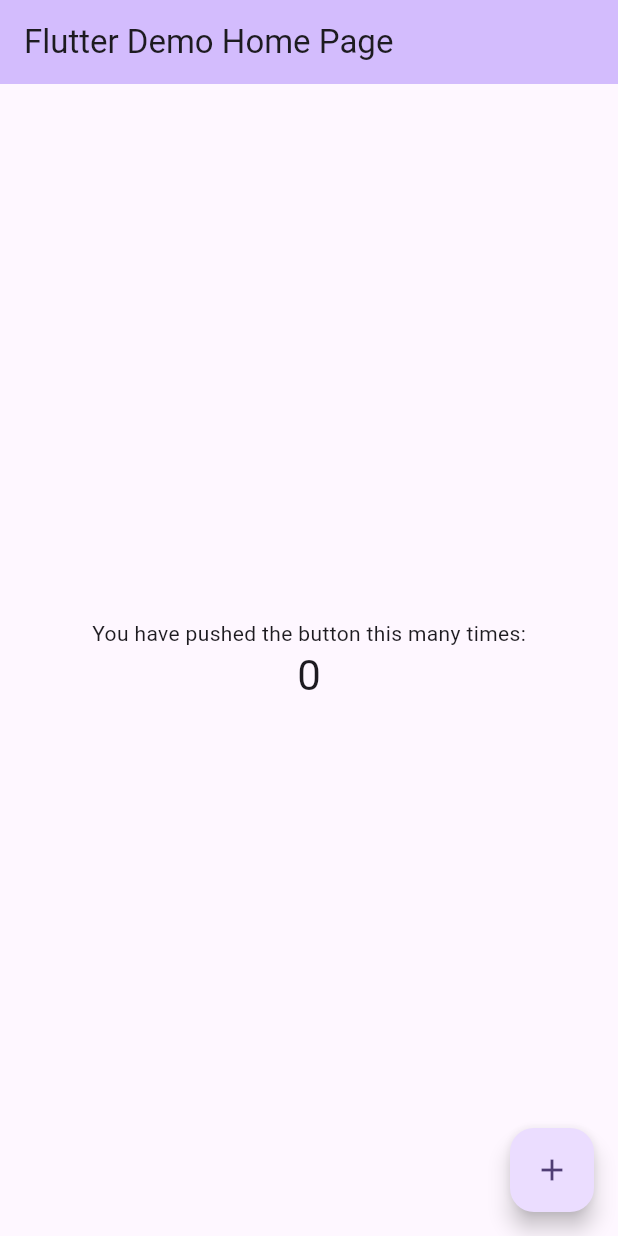
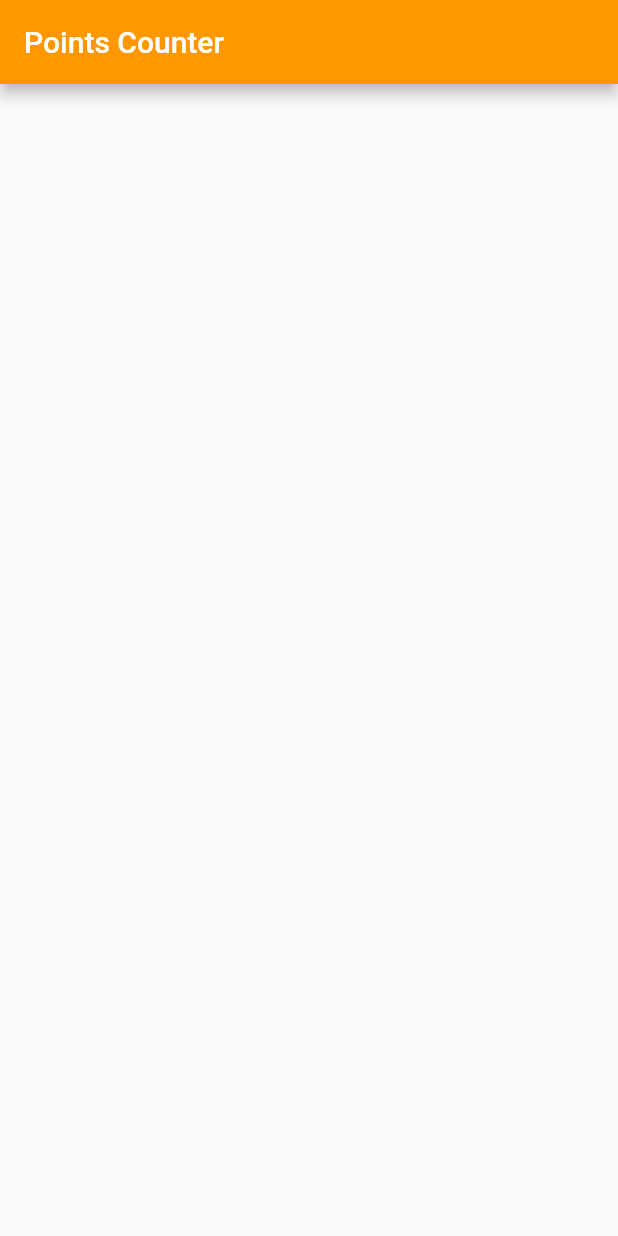
Before and after one commit to MohamedEssam-900009/basketball_points_counter_app, a Flutter app: the screen it shows after launch, on a phone screen of 412 x 824 dp. Run offline on Flutter 3.47's test engine with Material 2 defaults, Android fonts, the phone set to English and light mode, and no system bars.

Commit message:
build app bar

```diff
--- a/lib/main.dart
+++ b/lib/main.dart
@@ -1,125 +1,22 @@
 import 'package:flutter/material.dart';
 
 void main() {
-  runApp(const MyApp());
+  runApp(const PointsCounter());
 }
 
-class MyApp extends StatelessWidget {
-  const MyApp({super.key});
+class PointsCounter extends StatelessWidget {
+  const PointsCounter({super.key});
 
-  // This widget is the root of your application.
   @override
   Widget build(BuildContext context) {
     return MaterialApp(
-      title: 'Flutter Demo',
-      theme: ThemeData(
-        // This is the theme of your application.
-        //
-        // TRY THIS: Try running your application with "flutter run". You'll see
-        // the application has a blue toolbar. Then, without quitting the app,
-        // try changing the seedColor in the colorScheme below to Colors.green
-        // and then invoke "hot reload" (save your changes or press the "hot
-        // reload" button in a Flutter-supported IDE, or press "r" if you used
-        // the command line to start the app).
-        //
-        // Notice that the counter didn't reset back to zero; the application
-        // state is not lost during the reload. To reset the state, use hot
-        // restart instead.
-        //
-        // This works for code too, not just values: Most code changes can be
-        // tested with just a hot reload.
-        colorScheme: ColorScheme.fromSeed(seedColor: Colors.deepPurple),
-        useMaterial3: true,
+      debugShowCheckedModeBanner: false,
+      home: Scaffold(
+        appBar: AppBar(
+          title: Text('Points Counter'),
+          backgroundColor: Colors.orange,
+        ),
       ),
-      home: const MyHomePage(title: 'Flutter Demo Home Page'),
     );
   }
 }
-
-class MyHomePage extends StatefulWidget {
-  const MyHomePage({super.key, required this.title});
-
-  // This widget is the home page of your application. It is stateful, meaning
-  // that it has a State object (defined below) that contains fields that affect
-  // how it looks.
-
-  // This class is the configuration for the state. It holds the values (in this
-  // case the title) provided by the parent (in this case the App widget) and
-  // used by the build method of the State. Fields in a Widget subclass are
-  // always marked "final".
-
-  final String title;
-
-  @override
-  State<MyHomePage> createState() => _MyHomePageState();
-}
-
-class _MyHomePageState extends State<MyHomePage> {
-  int _counter = 0;
-
-  void _incrementCounter() {
-    setState(() {
-      // This call to setState tells the Flutter framework that something has
-      // changed in this State, which causes it to rerun the build method below
-      // so that the display can reflect the updated values. If we changed
-      // _counter without calling setState(), then the build method would not be
-      // called again, and so nothing would appear to happen.
-      _counter++;
-    });
-  }
-
-  @override
-  Widget build(BuildContext context) {
-    // This method is rerun every time setState is called, for instance as done
-    // by the _incrementCounter method above.
-    //
-    // The Flutter framework has been optimized to make rerunning build methods
-    // fast, so that you can just rebuild anything that needs updating rather
-    // than having to individually change instances of widgets.
-    return Scaffold(
-      appBar: AppBar(
-        // TRY THIS: Try changing the color here to a specific color (to
-        // Colors.amber, perhaps?) and trigger a hot reload to see the AppBar
-        // change color while the other colors stay the same.
-        backgroundColor: Theme.of(context).colorScheme.inversePrimary,
-        // Here we take the value from the MyHomePage object that was created by
-        // the App.build method, and use it to set our appbar title.
-        title: Text(widget.title),
-      ),
-      body: Center(
-        // Center is a layout widget. It takes a single child and positions it
-        // in the middle of the parent.
-        child: Column(
-          // Column is also a layout widget. It takes a list of children and
-          // arranges them vertically. By default, it sizes itself to fit its
-          // children horizontally, and tries to be as tall as its parent.
-          //
-          // Column has various properties to control how it sizes itself and
-          // how it positions its children. Here we use mainAxisAlignment to
-          // center the children vertically; the main axis here is the vertical
-          // axis because Columns are vertical (the cross axis would be
-          // horizontal).
-          //
-          // TRY THIS: Invoke "debug painting" (choose the "Toggle Debug Paint"
-          // action in the IDE, or press "p" in the console), to see the
-          // wireframe for each widget.
-          mainAxisAlignment: MainAxisAlignment.center,
-          children: <Widget>[
-            const Text(
-              'You have pushed the button this many times:',
-            ),
-            Text(
-              '$_counter',
-              style: Theme.of(context).textTheme.headlineMedium,
-            ),
-          ],
-        ),
-      ),
-      floatingActionButton: FloatingActionButton(
-        onPressed: _incrementCounter,
-        tooltip: 'Increment',
-        child: const Icon(Icons.add),
-      ), // This trailing comma makes auto-formatting nicer for build methods.
-    );
-  }
-}
```
